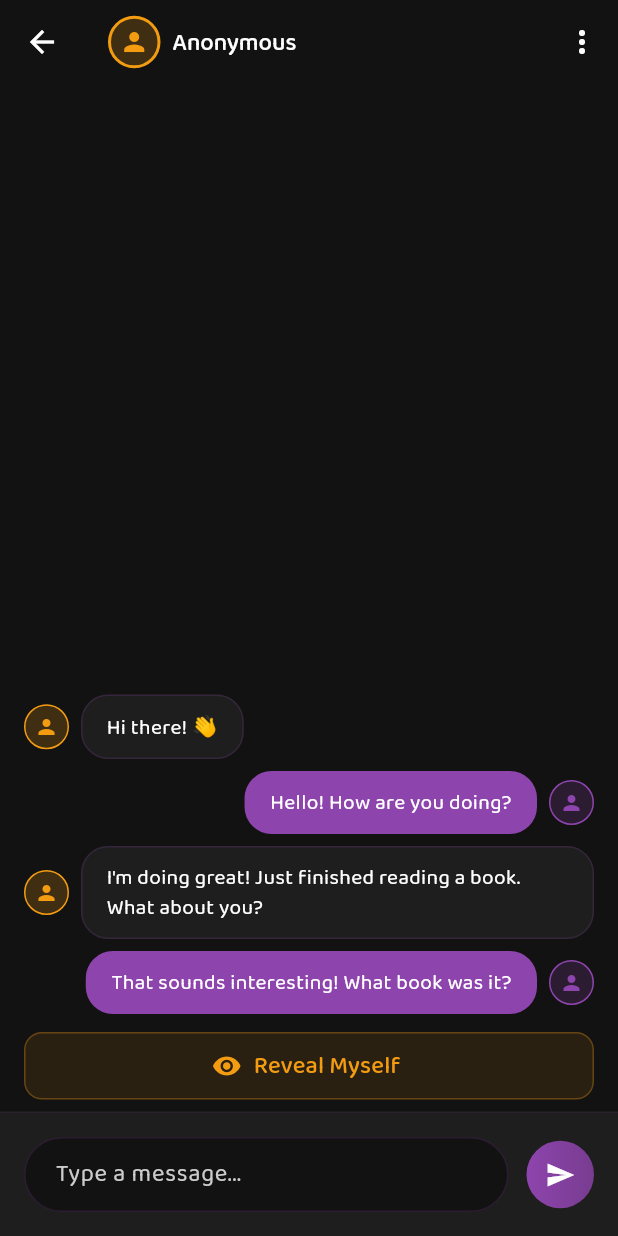
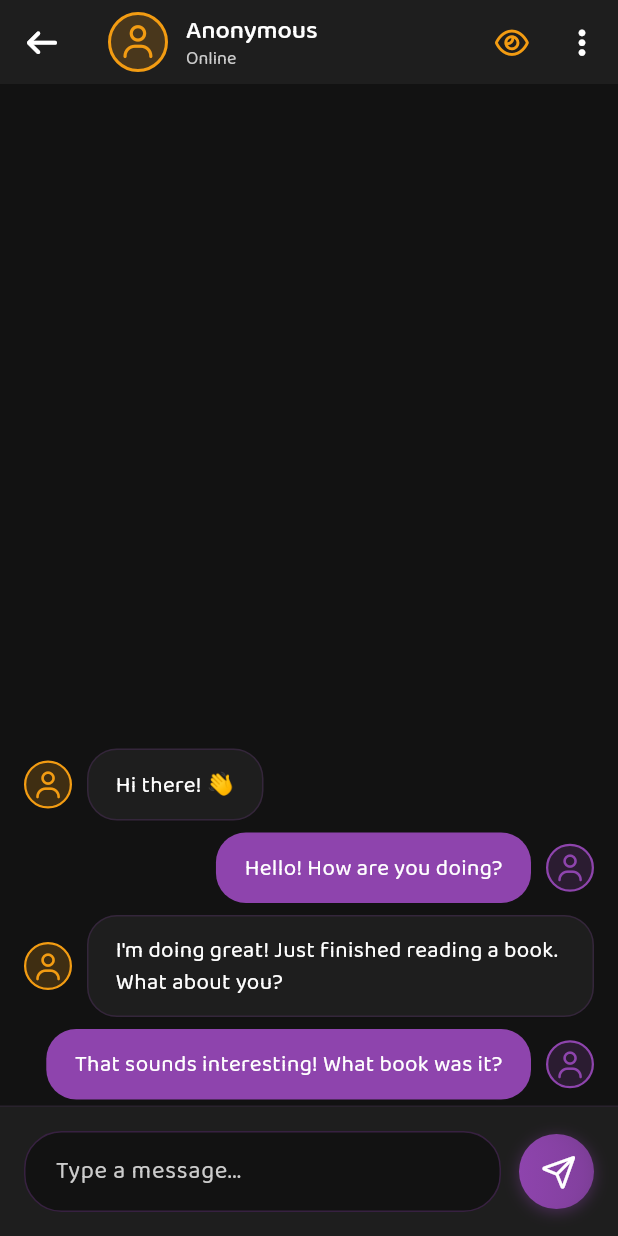
Before and after one commit to lansoyyy/blindly, a Flutter app: the AnonymousChatScreen screen opened by its route, on a phone screen of 412 x 824 dp. Run offline on Flutter 3.47's test engine with Material 3 defaults, Android fonts, the light colour scheme and no system bars; our stand-ins replace cloud_firestore, firebase_auth, firebase_core, firebase_storage, fluttertoast, font_awesome_flutter and 2 more; accounts and stored records are empty.

Commit message:
added ui improvements

```diff
--- a/lib/screens/auth/splash_screen.dart
+++ b/lib/screens/auth/splash_screen.dart
@@ -1,4 +1,5 @@
 import 'package:flutter/material.dart';
+import 'package:font_awesome_flutter/font_awesome_flutter.dart';
 import '../../utils/colors.dart';
 
 class SplashScreen extends StatefulWidget {
@@ -80,7 +81,7 @@ class _SplashScreenState extends State<SplashScreen>
                         ],
                       ),
                       child: const Icon(
-                        Icons.favorite,
+                        FontAwesomeIcons.heart,
                         size: 60,
                         color: textLight,
                       ),
--- a/lib/screens/chat/anonymous_chat_screen.dart
+++ b/lib/screens/chat/anonymous_chat_screen.dart
@@ -1,4 +1,5 @@
 import 'package:flutter/material.dart';
+import 'package:font_awesome_flutter/font_awesome_flutter.dart';
 import '../../utils/colors.dart';
 
 class AnonymousChatScreen extends StatefulWidget {
@@ -111,10 +112,11 @@ class _AnonymousChatScreenState extends State<AnonymousChatScreen>
     return Scaffold(
       backgroundColor: background,
       appBar: AppBar(
-        backgroundColor: Colors.transparent,
+        backgroundColor: surface,
         elevation: 0,
         leading: IconButton(
-          icon: const Icon(Icons.arrow_back, color: textLight),
+          icon: const Icon(FontAwesomeIcons.arrowLeft,
+              color: textLight, size: 20),
           onPressed: () => _showEndChatDialog(),
         ),
         title: Row(
@@ -130,8 +132,8 @@ class _AnonymousChatScreenState extends State<AnonymousChatScreen>
                   return Transform.scale(
                     scale: _isAnimating ? _avatarScaleAnimation.value : 1.0,
                     child: Container(
-                      width: 35,
-                      height: 35,
+                      width: 40,
+                      height: 40,
                       decoration: BoxDecoration(
                         shape: BoxShape.circle,
                         color: accent.withOpacity(0.2),
@@ -142,29 +144,29 @@ class _AnonymousChatScreenState extends State<AnonymousChatScreen>
                         boxShadow: _isAnimating
                             ? [
                                 BoxShadow(
-                                  color: accent.withOpacity(0.3),
-                                  blurRadius: 10,
-                                  spreadRadius: 2,
+                                  color: accent.withOpacity(0.4),
+                                  blurRadius: 12,
+                                  spreadRadius: 3,
                                 ),
                               ]
                             : null,
                       ),
                       child: _isRevealed
                           ? ClipRRect(
-                              borderRadius: BorderRadius.circular(17.5),
+                              borderRadius: BorderRadius.circular(20),
                               child: Container(
                                 color: accent,
                                 child: const Icon(
-                                  Icons.person,
+                                  FontAwesomeIcons.user,
                                   color: textLight,
-                                  size: 20,
+                                  size: 22,
                                 ),
                               ),
                             )
                           : const Icon(
-                              Icons.person,
+                              FontAwesomeIcons.user,
                               color: accent,
-                              size: 20,
+                              size: 22,
                             ),
                     ),
                   );
@@ -172,29 +174,50 @@ class _AnonymousChatScreenState extends State<AnonymousChatScreen>
               ),
             ),
 
-            const SizedBox(width: 8),
+            const SizedBox(width: 12),
 
             GestureDetector(
               onTap: _isRevealed
                   ? () => _showUserProfile(_userBName, _userBAge, _userBCity)
                   : null,
-              child: Text(
+              child: Column(
+                crossAxisAlignment: CrossAxisAlignment.start,
+                children: [
+                  Text(
                     _isRevealed ? _userBName : 'Anonymous',
                     style: TextStyle(
                       color: textLight,
                       fontFamily: 'Medium',
-                  fontSize: 16,
+                      fontSize: 17,
                       decoration: _isRevealed
                           ? TextDecoration.underline
                           : TextDecoration.none,
                     ),
                   ),
+                  Text(
+                    'Online',
+                    style: TextStyle(
+                      color: _isRevealed ? primary : textGrey,
+                      fontSize: 12,
+                      fontFamily: 'Regular',
+                    ),
+                  ),
+                ],
+              ),
             ),
           ],
         ),
         actions: [
+          // Reveal Button (if not revealed and can reveal)
+          if (!_isRevealed && _canReveal)
             IconButton(
-            icon: const Icon(Icons.more_vert, color: textLight),
+              icon: const Icon(FontAwesomeIcons.eye, color: accent, size: 20),
+              onPressed: _showRevealDialog,
+              tooltip: 'Reveal Identity',
+            ),
+          IconButton(
+            icon: const Icon(FontAwesomeIcons.ellipsisVertical,
+                color: textLight, size: 20),
             onPressed: () => _showChatOptions(),
           ),
         ],
@@ -213,41 +236,6 @@ class _AnonymousChatScreenState extends State<AnonymousChatScreen>
                   final message = _messages[_messages.length - 1 - index];
                   return _buildMessageBubble(message);
                 },
-              ),
-            ),
-          ),
-
-          // Reveal Button (if not revealed and can reveal)
-          if (!_isRevealed && _canReveal)
-            Container(
-              padding: const EdgeInsets.symmetric(horizontal: 16, vertical: 8),
-              child: Container(
-                width: double.infinity,
-                height: 45,
-                decoration: BoxDecoration(
-                  color: accent.withOpacity(0.1),
-                  borderRadius: BorderRadius.circular(12),
-                  border: Border.all(
-                    color: accent.withOpacity(0.3),
-                    width: 1,
-                  ),
-                ),
-                child: TextButton.icon(
-                  onPressed: _showRevealDialog,
-                  icon: const Icon(
-                    Icons.visibility,
-                    color: accent,
-                    size: 20,
-                  ),
-                  label: const Text(
-                    'Reveal Myself',
-                    style: TextStyle(
-                      color: accent,
-                      fontSize: 16,
-                      fontWeight: FontWeight.w600,
-                      fontFamily: 'Medium',
-                    ),
-                  ),
               ),
             ),
           ),
@@ -272,7 +260,7 @@ class _AnonymousChatScreenState extends State<AnonymousChatScreen>
                       color: background,
                       borderRadius: BorderRadius.circular(25),
                       border: Border.all(
-                        color: primary.withOpacity(0.2),
+                        color: primary.withOpacity(0.3),
                         width: 1,
                       ),
                     ),
@@ -291,7 +279,7 @@ class _AnonymousChatScreenState extends State<AnonymousChatScreen>
                         border: InputBorder.none,
                         contentPadding: EdgeInsets.symmetric(
                           horizontal: 20,
-                          vertical: 12,
+                          vertical: 14,
                         ),
                       ),
                       maxLines: null,
@@ -300,21 +288,29 @@ class _AnonymousChatScreenState extends State<AnonymousChatScreen>
                 ),
                 const SizedBox(width: 12),
                 Container(
-                  width: 45,
-                  height: 45,
+                  width: 50,
+                  height: 50,
                   decoration: BoxDecoration(
                     gradient: LinearGradient(
                       colors: [primary, primary.withOpacity(0.8)],
                     ),
-                    borderRadius: BorderRadius.circular(22.5),
+                    borderRadius: BorderRadius.circular(25),
+                    boxShadow: [
+                      BoxShadow(
+                        color: primary.withOpacity(0.4),
+                        blurRadius: 8,
+                        offset: const Offset(0, 2),
+                      ),
+                    ],
                   ),
                   child: IconButton(
                     onPressed: _sendMessage,
                     icon: const Icon(
-                      Icons.send,
+                      FontAwesomeIcons.paperPlane,
                       color: textLight,
                       size: 20,
                     ),
+                    padding: EdgeInsets.zero,
                   ),
                 ),
               ],
@@ -326,6 +322,35 @@ class _AnonymousChatScreenState extends State<AnonymousChatScreen>
   }
 
   Widget _buildMessageBubble(ChatMessage message) {
+    bool isSystemMessage = message.isSystemMessage;
+
+    if (isSystemMessage) {
+      return Container(
+        margin: const EdgeInsets.symmetric(vertical: 8),
+        child: Center(
+          child: Container(
+            padding: const EdgeInsets.symmetric(horizontal: 16, vertical: 10),
+            decoration: BoxDecoration(
+              color: primary.withOpacity(0.15),
+              borderRadius: BorderRadius.circular(20),
+              border: Border.all(
+                color: primary.withOpacity(0.2),
+                width: 1,
+              ),
+            ),
+            child: Text(
+              message.text,
+              style: TextStyle(
+                color: primary,
+                fontFamily: 'Medium',
+                fontSize: 13,
+              ),
+            ),
+          ),
+        ),
+      );
+    }
+
     return Container(
       margin: const EdgeInsets.symmetric(vertical: 4),
       child: Row(
@@ -336,91 +361,98 @@ class _AnonymousChatScreenState extends State<AnonymousChatScreen>
           if (!message.isFromUser) ...[
             // Other user's avatar
             Container(
-              width: 30,
-              height: 30,
+              width: 32,
+              height: 32,
               decoration: BoxDecoration(
                 shape: BoxShape.circle,
                 color: accent.withOpacity(0.2),
                 border: Border.all(
                   color: accent,
-                  width: 1,
+                  width: 1.5,
                 ),
               ),
               child: _isRevealed
                   ? ClipRRect(
-                      borderRadius: BorderRadius.circular(15),
+                      borderRadius: BorderRadius.circular(16),
                       child: Container(
                         color: accent,
                         child: const Icon(
-                          Icons.person,
+                          FontAwesomeIcons.user,
                           color: textLight,
-                          size: 16,
+                          size: 18,
                         ),
                       ),
                     )
                   : const Icon(
-                      Icons.person,
+                      FontAwesomeIcons.user,
                       color: accent,
-                      size: 16,
+                      size: 18,
                     ),
             ),
 
-            const SizedBox(width: 8),
+            const SizedBox(width: 10),
           ],
           Flexible(
             child: Container(
-              padding: const EdgeInsets.symmetric(horizontal: 16, vertical: 10),
+              padding: const EdgeInsets.symmetric(horizontal: 18, vertical: 12),
               decoration: BoxDecoration(
                 color: message.isFromUser ? primary : surface,
-                borderRadius: BorderRadius.circular(18),
+                borderRadius: BorderRadius.circular(20),
                 border: Border.all(
                   color: message.isFromUser
                       ? Colors.transparent
                       : primary.withOpacity(0.2),
                   width: 1,
                 ),
+                boxShadow: [
+                  BoxShadow(
+                    color: Colors.black.withOpacity(0.05),
+                    blurRadius: 4,
+                    offset: const Offset(0, 1),
+                  ),
+                ],
               ),
               child: Text(
                 message.text,
                 style: TextStyle(
                   color: message.isFromUser ? textLight : textLight,
                   fontFamily: 'Regular',
-                  fontSize: 14,
+                  fontSize: 15,
                 ),
               ),
             ),
           ),
           if (message.isFromUser) ...[
-            const SizedBox(width: 8),
+            const SizedBox(width: 10),
 
             // Current user's avatar
             Container(
-              width: 30,
-              height: 30,
+              width: 32,
+              height: 32,
               decoration: BoxDecoration(
                 shape: BoxShape.circle,
                 color: primary.withOpacity(0.2),
                 border: Border.all(
                   color: primary,
-                  width: 1,
+                  width: 1.5,
                 ),
               ),
               child: _isRevealed
                   ? ClipRRect(
-                      borderRadius: BorderRadius.circular(15),
+                      borderRadius: BorderRadius.circular(16),
                       child: Container(
                         color: primary,
                         child: const Icon(
-                          Icons.person,
+                          FontAwesomeIcons.user,
                           color: textLight,
-                          size: 16,
+                          size: 18,
                         ),
                       ),
                     )
                   : const Icon(
-                      Icons.person,
+                      FontAwesomeIcons.user,
                       color: primary,
-                      size: 16,
+                      size: 18,
                     ),
             ),
           ],
@@ -463,13 +495,14 @@ class _AnonymousChatScreenState extends State<AnonymousChatScreen>
         return AlertDialog(
           backgroundColor: surface,
           shape: RoundedRectangleBorder(
-            borderRadius: BorderRadius.circular(15),
+            borderRadius: BorderRadius.circular(20),
           ),
           title: const Text(
             'Reveal Your Identity',
             style: TextStyle(
               color: textLight,
               fontFamily: 'Bold',
+              fontSize: 20,
             ),
           ),
           content: const Text(
@@ -477,6 +510,7 @@ class _AnonymousChatScreenState extends State<AnonymousChatScreen>
             style: TextStyle(
               color: textGrey,
               fontFamily: 'Regular',
+              fontSize: 15,
             ),
           ),
           actions: [
@@ -487,6 +521,7 @@ class _AnonymousChatScreenState extends State<AnonymousChatScreen>
                 style: TextStyle(
                   color: textGrey,
                   fontFamily: 'Medium',
+                  fontSize: 16,
                 ),
               ),
             ),
@@ -495,7 +530,7 @@ class _AnonymousChatScreenState extends State<AnonymousChatScreen>
                 gradient: LinearGradient(
                   colors: [accent, accent.withOpacity(0.8)],
                 ),
-                borderRadius: BorderRadius.circular(8),
+                borderRadius: BorderRadius.circular(10),
               ),
               child: TextButton(
                 onPressed: () {
@@ -507,6 +542,7 @@ class _AnonymousChatScreenState extends State<AnonymousChatScreen>
                   style: TextStyle(
                     color: textLight,
                     fontFamily: 'Medium',
+                    fontSize: 16,
                   ),
                 ),
               ),
@@ -546,13 +582,14 @@ class _AnonymousChatScreenState extends State<AnonymousChatScreen>
         return AlertDialog(
           backgroundColor: surface,
           shape: RoundedRectangleBorder(
-            borderRadius: BorderRadius.circular(15),
+            borderRadius: BorderRadius.circular(20),
           ),
           title: const Text(
             'Reveal Request',
             style: TextStyle(
               color: textLight,
               fontFamily: 'Bold',
+              fontSize: 20,
             ),
           ),
           content: const Text(
@@ -560,13 +597,14 @@ class _AnonymousChatScreenState extends State<AnonymousChatScreen>
             style: TextStyle(
               color: textGrey,
               fontFamily: 'Regular',
+              fontSize: 15,
             ),
           ),
           actions: [
             Container(
               decoration: BoxDecoration(
                 color: Colors.transparent,
-                borderRadius: BorderRadius.circular(8),
+                borderRadius: BorderRadius.circular(10),
                 border: Border.all(
                   color: Colors.red,
                   width: 1,
@@ -582,6 +620,7 @@ class _AnonymousChatScreenState extends State<AnonymousChatScreen>
                   style: TextStyle(
                     color: Colors.red,
                     fontFamily: 'Medium',
+                    fontSize: 16,
                   ),
                 ),
               ),
@@ -591,7 +630,7 @@ class _AnonymousChatScreenState extends State<AnonymousChatScreen>
                 gradient: LinearGradient(
                   colors: [accent, accent.withOpacity(0.8)],
                 ),
-                borderRadius: BorderRadius.circular(8),
+                borderRadius: BorderRadius.circular(10),
               ),
               child: TextButton(
                 onPressed: () {
@@ -603,6 +642,7 @@ class _AnonymousChatScreenState extends State<AnonymousChatScreen>
                   style: TextStyle(
                     color: textLight,
                     fontFamily: 'Medium',
+                    fontSize: 16,
                   ),
                 ),
               ),
@@ -705,13 +745,14 @@ class _AnonymousChatScreenState extends State<AnonymousChatScreen>
         return AlertDialog(
           backgroundColor: surface,
           shape: RoundedRectangleBorder(
-            borderRadius: BorderRadius.circular(15),
+            borderRadius: BorderRadius.circular(20),
           ),
           title: const Text(
             'End Chat',
             style: TextStyle(
               color: textLight,
               fontFamily: 'Bold',
+              fontSize: 20,
             ),
           ),
           content: const Text(
@@ -719,6 +760,7 @@ class _AnonymousChatScreenState extends State<AnonymousChatScreen>
             style: TextStyle(
               color: textGrey,
               fontFamily: 'Regular',
+              fontSize: 15,
             ),
           ),
           actions: [
@@ -729,6 +771,7 @@ class _AnonymousChatScreenState extends State<AnonymousChatScreen>
                 style: TextStyle(
                   color: textGrey,
                   fontFamily: 'Medium',
+                  fontSize: 16,
                 ),
               ),
             ),
@@ -737,7 +780,7 @@ class _AnonymousChatScreenState extends State<AnonymousChatScreen>
                 gradient: LinearGradient(
                   colors: [Colors.red, Colors.red.withOpacity(0.8)],
                 ),
-                borderRadius: BorderRadius.circular(8),
+                borderRadius: BorderRadius.circular(10),
               ),
               child: TextButton(
                 onPressed: () {
@@ -749,6 +792,7 @@ class _AnonymousChatScreenState extends State<AnonymousChatScreen>
                   style: TextStyle(
                     color: textLight,
                     fontFamily: 'Medium',
+                    fontSize: 16,
                   ),
                 ),
               ),
@@ -782,28 +826,31 @@ class _AnonymousChatScreenState extends State<AnonymousChatScreen>
       context: context,
       backgroundColor: surface,
       shape: const RoundedRectangleBorder(
-        borderRadius: BorderRadius.vertical(top: Radius.circular(20)),
+        borderRadius: BorderRadius.vertical(top: Radius.circular(25)),
       ),
       builder: (context) => Container(
-        padding: const EdgeInsets.all(20),
+        padding: const EdgeInsets.all(25),
         child: Column(
           mainAxisSize: MainAxisSize.min,
           children: [
             Container(
-              width: 40,
-              height: 4,
+              width: 45,
+              height: 5,
               decoration: BoxDecoration(
-                color: textGrey.withOpacity(0.3),
-                borderRadius: BorderRadius.circular(2),
+                color: textGrey.withOpacity(0.4),
+                borderRadius: BorderRadius.circular(3),
               ),
             ),
+            const SizedBox(height: 25),
             ListTile(
-              leading: const Icon(Icons.close, color: textLight),
+              leading: const Icon(FontAwesomeIcons.xmark,
+                  color: textLight, size: 22),
               title: const Text(
                 'End Chat',
                 style: TextStyle(
                   color: textLight,
                   fontFamily: 'Medium',
+                  fontSize: 17,
                 ),
               ),
               onTap: () {
--- a/pubspec.yaml
+++ b/pubspec.yaml
@@ -42,6 +42,7 @@ dependencies:
   firebase_auth:
   image_picker: ^1.2.0
   get_storage: ^2.1.1
+  font_awesome_flutter: ^10.7.0
 
 dev_dependencies:
   flutter_test:
```
Also changed, not shown: lib/screens/auth/account_setup_screen.dart (+4 -3 lines), lib/screens/auth/image_upload_screen.dart (+11 -10 lines), lib/screens/auth/landing_screen.dart (+6 -5 lines), lib/screens/chat/identities_revealed_screen.dart (+15 -3 lines), lib/screens/find_match_screen.dart (+4 -3 lines), lib/screens/home_screen.dart (+27 -28 lines), lib/screens/mechanics_screen.dart (+9 -8 lines), lib/screens/user_profile_screen.dart (+4 -3 lines), pubspec.lock, 1 other file. Lines whose indentation alone changed are shown as unchanged.
